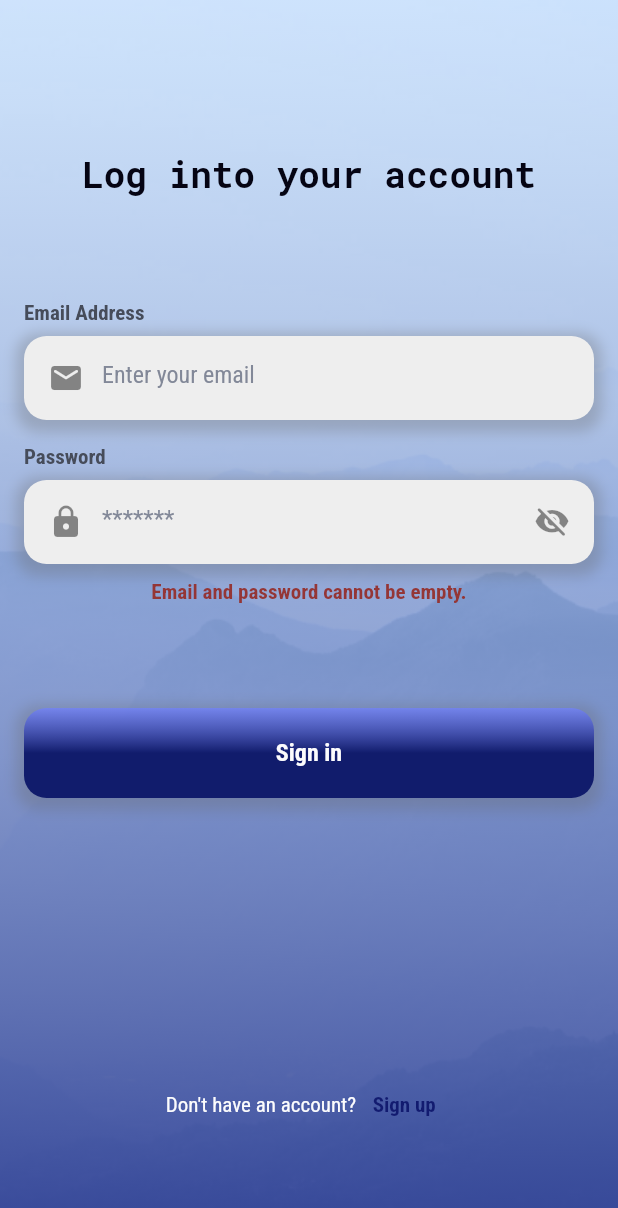
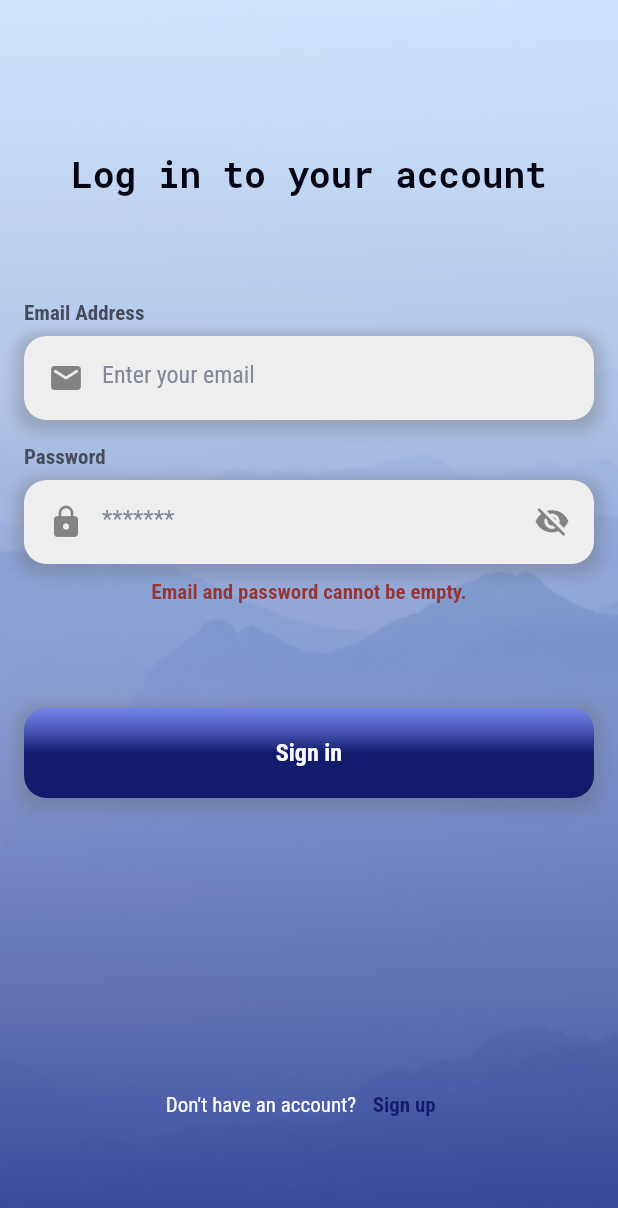
Before and after one commit to sandrakrupa/planner, a Flutter app: the screen it shows after launch, after a tap on "Sign in", on a phone screen of 412 x 824 dp. Shown: the top 1208 px of the screen. Run offline on Flutter 3.47's test engine with Material 2 defaults, Android fonts, the phone set to English and light mode, and no system bars; our stand-ins replace firebase_auth, firebase_core, flashy_tab_bar2, google_fonts, image_picker, table_calendar and 1 more; accounts and stored records are empty; generated files the repository leaves out were written again; network calls fail.

Commit message:
add functionality to adding a name during registration

```diff
--- a/lib/main.dart
+++ b/lib/main.dart
@@ -50,14 +50,13 @@ class RootPage extends StatelessWidget {
   @override
   Widget build(BuildContext context) {
     return StreamBuilder<User?>(
-      stream: FirebaseAuth.instance.authStateChanges(),
+      stream: FirebaseAuth.instance.userChanges(),
       builder: (context, snapshot) {
         final user = snapshot.data;
-        final String userName;
         if (user == null) {
           return LoginPage();
         }
-        return const SettingsPage(userName: '');
+        return SettingsPage(userName: user.displayName ?? 'Gość');
       },
     );
   }
--- a/lib/screens/login and registration/login_page.dart
+++ b/lib/screens/login and registration/login_page.dart
@@ -2,6 +2,7 @@ import 'package:firebase_auth/firebase_auth.dart';
 import 'package:flutter/material.dart';
 import 'package:planner/core/fonts_palette.dart';
 import 'package:planner/core/gradient_palette.dart';
+import 'package:planner/screens/home/home%20page/settings_page.dart';
 import 'package:planner/widget/background_image_widget.dart';
 import 'package:planner/widget/container_input_decoration_widget.dart';
 import 'package:planner/widget/navy_blue_elevated_button_1_widget.dart';
@@ -67,7 +68,7 @@ class _LoginPageState extends State<LoginPage> {
                   child: Text(
                     _isRegistration
                         ? 'Create an account'
-                        : 'Log into your account',
+                        : 'Log in to your account',
                     style: displayXSbold,
                   ),
                 ),
@@ -165,25 +166,28 @@ class _LoginPageState extends State<LoginPage> {
                         });
                       } else {
                         try {
-                          await FirebaseAuth.instance
+                          final userCredential = await FirebaseAuth.instance
                               .createUserWithEmailAndPassword(
                             email: widget.emailController.text.trim(),
                             password: widget.passwordController.text.trim(),
                           );
-                          User? user = FirebaseAuth.instance.currentUser;
+                          final user = userCredential.user;
+                          // User? user = FirebaseAuth.instance.currentUser;
                           if (user != null) {
+                            final userName =
+                                widget.usernameController.text.trim();
                             await user.updateDisplayName(
-                              widget.usernameController.text.trim(),
+                              userName,
                             );
                           }
-                          // Navigator.pushReplacement(
-                          //   context,
-                          //   MaterialPageRoute(
-                          //     builder: (context) => HomePage(
-                          //       userName: widget.usernameController.text.trim(),
-                          //     ),
-                          //   ),
-                          // );
+                          Navigator.pushReplacement(
+                            context,
+                            MaterialPageRoute(
+                              builder: (context) => SettingsPage(
+                                userName: widget.usernameController.text.trim(),
+                              ),
+                            ),
+                          );
                         } on FirebaseAuthException catch (e) {
                           setState(() {
                             errorMessage = getErrorMessage(
--- a/lib/widget/calendar_widget.dart
+++ b/lib/widget/calendar_widget.dart
@@ -15,7 +15,7 @@ class CalendarWidget extends StatefulWidget {
 }
 
 class _CalendarWidgetState extends State<CalendarWidget> {
-  CalendarFormat calendarFormat = CalendarFormat.month;
+  CalendarFormat calendarFormat = CalendarFormat.week;
   DateTime _focusedDay = DateTime.now();
   DateTime _selectedDay = DateTime.now();
   TaskManager taskManager = TaskManager();
@@ -64,6 +64,7 @@ class _CalendarWidgetState extends State<CalendarWidget> {
           firstDay: DateTime.utc(1992, 12, 4),
           lastDay: DateTime.utc(2113, 6, 13),
           calendarFormat: calendarFormat,
+          startingDayOfWeek: StartingDayOfWeek.monday,
           daysOfWeekStyle: DaysOfWeekStyle(
               weekendStyle: textSMregulargrey500,
               weekdayStyle: textSMregulargrey500),
@@ -104,6 +105,8 @@ class _CalendarWidgetState extends State<CalendarWidget> {
             });
           },
         ),
+        const SizedBox(height: 8.0),
+
       ],
     );
   }
```
Also changed, not shown: lib/screens/home/add task/add_task_dialog.dart (+12 -5 lines).
